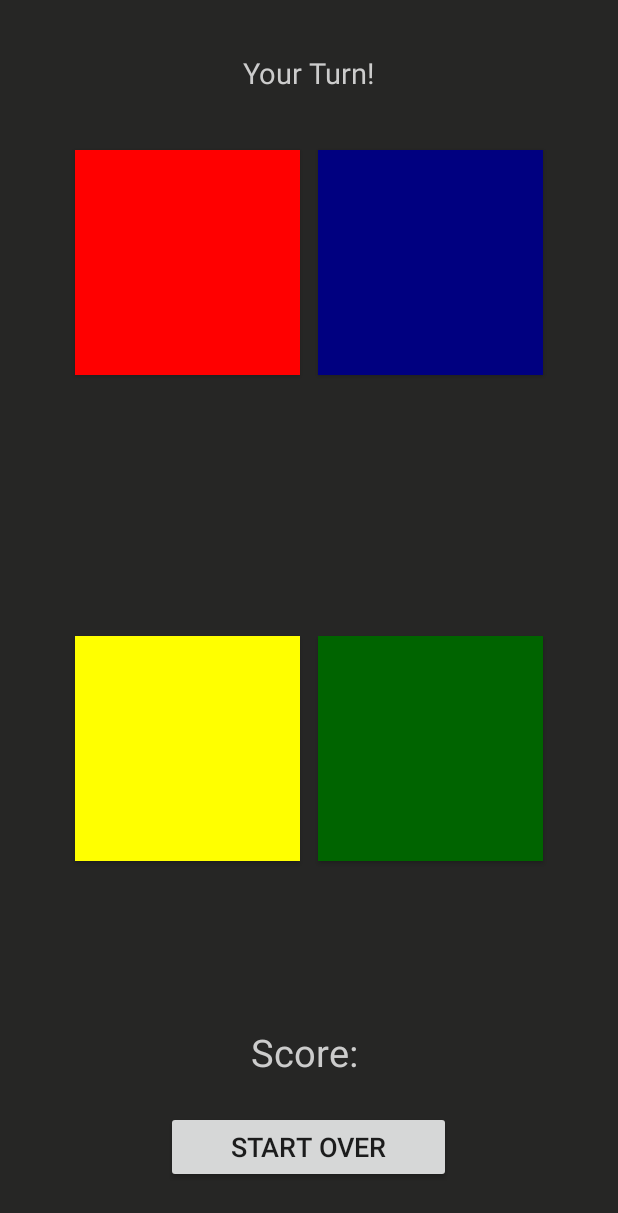
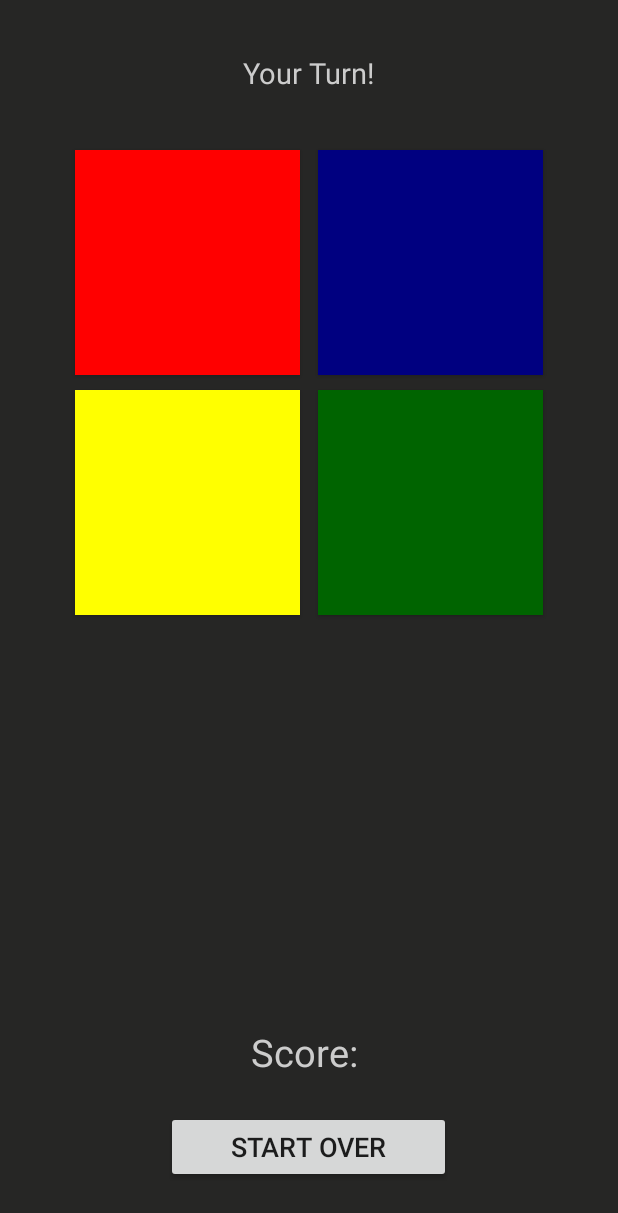
Before and after one commit to Schopperkyle/RockstarSays, an Android app: the screen it shows after launch (MainActivity), on a phone screen of 412 x 824 dp. Shown: the top 1213 px of the screen. Run offline under Robolectric (Android 15) with nearby library versions, the phone set to English and light mode, and no system bars.

Commit message:
Initial Commit

```diff
--- a/app/src/main/res/layout/activity_main.xml
+++ b/app/src/main/res/layout/activity_main.xml
@@ -28,9 +28,9 @@
         android:id="@+id/yellowButton"
         android:layout_width="150dp"
         android:layout_height="150dp"
-        android:layout_alignParentBottom="true"
+
         android:layout_alignStart="@+id/redButton"
-        android:layout_marginBottom="250dp"
+        android:layout_marginTop="260dp"
         android:background="#ffff00" />
 
     <Button
```
